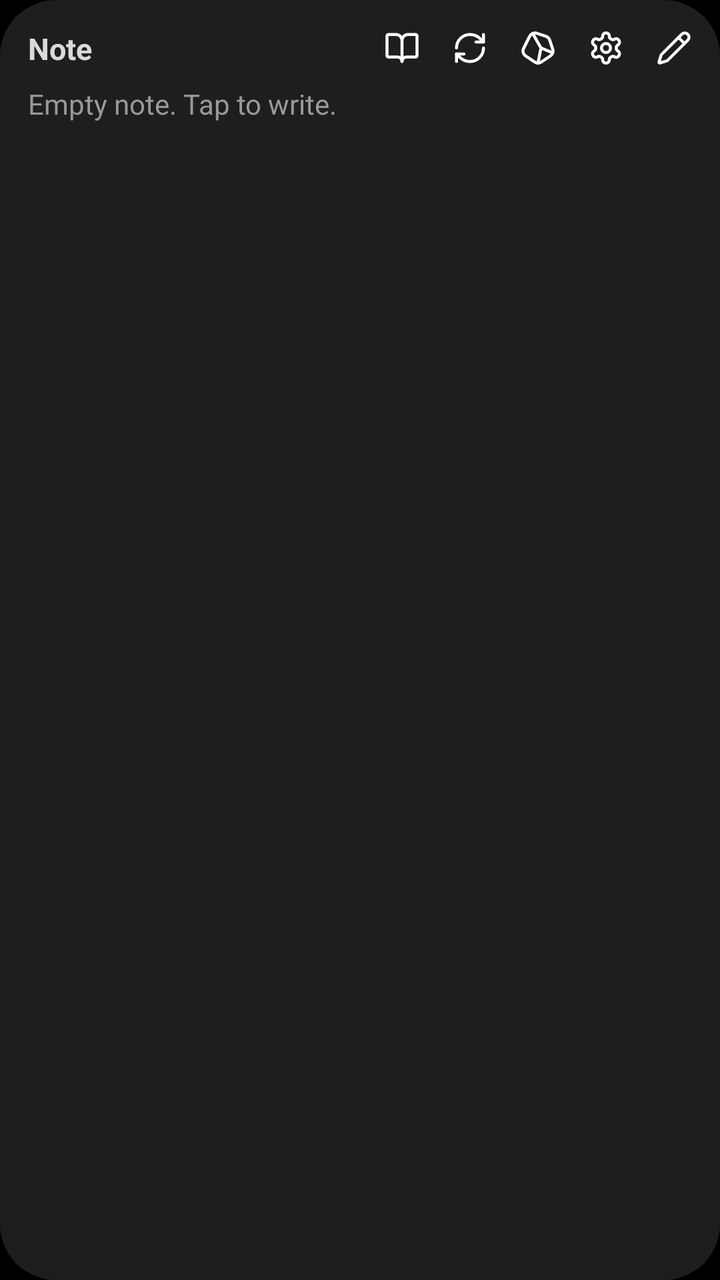
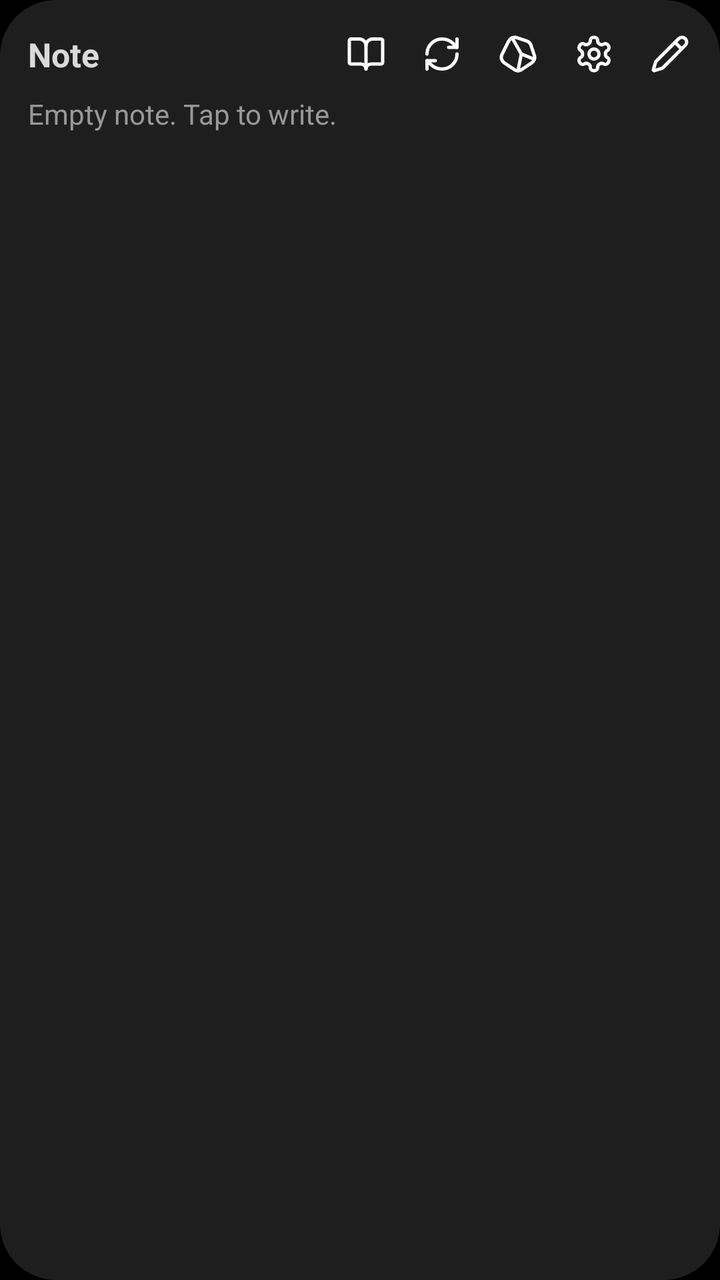

The first picture is an Android layout as it rendered before a commit; the second is the same layout after the commit. The layout source and the unified diff follow.
<!-- AndroidManifest.xml: application theme Theme.ObsidianWidget -->
<!-- res/layout/widget_note.xml -->
<?xml version="1.0" encoding="utf-8"?>
<FrameLayout xmlns:android="http://schemas.android.com/apk/res/android"
    android:id="@android:id/background"
    android:layout_width="match_parent"
    android:layout_height="match_parent">

    <ImageView
        android:id="@+id/bg"
        android:layout_width="match_parent"
        android:layout_height="match_parent"
        android:scaleType="fitXY"
        android:src="@drawable/widget_bg"
        android:tint="#FF1E1E1E"
        android:importantForAccessibility="no" />

    <LinearLayout
        android:layout_width="match_parent"
        android:layout_height="match_parent"
        android:orientation="vertical"
        android:paddingStart="14dp"
        android:paddingEnd="6dp"
        android:paddingTop="6dp"
        android:paddingBottom="10dp">

        <LinearLayout
            android:id="@+id/header"
            android:layout_width="match_parent"
            android:layout_height="wrap_content"
            android:gravity="center_vertical"
            android:orientation="horizontal">

            
            <ImageView
                android:id="@+id/title"
                android:layout_width="0dp"
                android:layout_height="wrap_content"
                android:layout_weight="1"
                android:visibility="gone"
                android:minHeight="34dp"
                android:scaleType="fitStart"
                android:paddingVertical="6dp" />

            
            <TextView
                android:id="@+id/title_text"
                android:layout_width="0dp"
                android:layout_height="wrap_content"
                android:layout_weight="1"
                android:ellipsize="end"
                android:singleLine="true"
                android:paddingVertical="8dp"
                android:text="@string/widget_title_placeholder"
                android:textColor="#FFDADADA"
                android:textSize="15sp"
                android:textStyle="bold" />

            <ImageView
                android:id="@+id/btn_read"
                android:layout_width="34dp"
                android:layout_height="34dp"
                android:padding="8dp"
                android:src="@drawable/ic_read"
                android:contentDescription="@string/reading_mode" />

            <ImageView
                android:id="@+id/btn_refresh"
                android:layout_width="34dp"
                android:layout_height="34dp"
                android:padding="8dp"
                android:src="@drawable/ic_refresh"
                android:contentDescription="@string/refresh" />

            
            <ProgressBar
                android:id="@+id/refresh_spin"
                android:layout_width="34dp"
                android:layout_height="34dp"
                android:padding="8dp"
                android:indeterminate="true"
                android:indeterminateDrawable="@drawable/refresh_spin"
                android:indeterminateDuration="900"
                android:visibility="gone" />

            <ImageView
                android:id="@+id/btn_open"
                android:layout_width="34dp"
                android:layout_height="34dp"
                android:padding="8dp"
                android:src="@drawable/ic_open"
                android:contentDescription="@string/open_in_obsidian" />

            <ImageView
                android:id="@+id/btn_settings"
                android:layout_width="34dp"
                android:layout_height="34dp"
                android:padding="8dp"
                android:src="@drawable/ic_settings"
                android:contentDescription="@string/settings" />

            <ImageView
                android:id="@+id/btn_edit"
                android:layout_width="34dp"
                android:layout_height="34dp"
                android:padding="8dp"
                android:src="@drawable/ic_edit"
                android:contentDescription="@string/edit" />
        </LinearLayout>

        <FrameLayout
            android:layout_width="match_parent"
            android:layout_height="0dp"
            android:layout_weight="1"
            android:paddingEnd="8dp">

            <ListView
                android:id="@+id/list"
                android:layout_width="match_parent"
                android:layout_height="match_parent"
                android:divider="@null"
                android:dividerHeight="0dp"
                android:listSelector="@android:color/transparent"
                android:scrollbars="none" />

            <TextView
                android:id="@+id/empty"
                android:layout_width="match_parent"
                android:layout_height="match_parent"
                android:gravity="top|start"
                android:text="@string/empty_note"
                android:textColor="#FF999999"
                android:textSize="14sp" />
        </FrameLayout>
    </LinearLayout>
</FrameLayout>
<!-- resources referenced by this layout -->
<resources>
  <!-- drawable ic_edit (drawable) -->
  <?xml version="1.0" encoding="utf-8"?>
  <vector xmlns:android="http://schemas.android.com/apk/res/android"
      android:width="24dp" android:height="24dp" android:viewportWidth="24" android:viewportHeight="24">
      <path
          android:pathData="M21.174 6.812a1 1 0 0 0-3.986-3.987L3.842 16.174a2 2 0 0 0-.5.83l-1.321 4.352a.5.5 0 0 0 .623.622l4.353-1.32a2 2 0 0 0 .83-.497z"
          android:strokeColor="#FFFFFFFF"
          android:strokeWidth="2"
          android:strokeLineCap="round"
          android:strokeLineJoin="round" />
      <path
          android:pathData="m15 5 4 4"
          android:strokeColor="#FFFFFFFF"
          android:strokeWidth="2"
          android:strokeLineCap="round"
          android:strokeLineJoin="round" />
  </vector>
  <!-- drawable ic_open (drawable) -->
  <?xml version="1.0" encoding="utf-8"?>
  <vector xmlns:android="http://schemas.android.com/apk/res/android"
      android:width="24dp" android:height="24dp" android:viewportWidth="24" android:viewportHeight="24">
      <path
          android:pathData="M11.264 2.205A4 4 0 0 0 6.42 4.211l-4 8a4 4 0 0 0 1.359 5.117l6 4a4 4 0 0 0 4.438 0l6-4a4 4 0 0 0 1.576-4.592l-2-6a4 4 0 0 0-2.53-2.53z"
          android:strokeColor="#FFFFFFFF"
          android:strokeWidth="2"
          android:strokeLineCap="round"
          android:strokeLineJoin="round" />
      <path
          android:pathData="M11.99 22 14 12l7.822 3.184"
          android:strokeColor="#FFFFFFFF"
          android:strokeWidth="2"
          android:strokeLineCap="round"
          android:strokeLineJoin="round" />
      <path
          android:pathData="M14 12 8.47 2.302"
          android:strokeColor="#FFFFFFFF"
          android:strokeWidth="2"
          android:strokeLineCap="round"
          android:strokeLineJoin="round" />
  </vector>
  <!-- drawable ic_read (drawable) -->
  <?xml version="1.0" encoding="utf-8"?>
  <vector xmlns:android="http://schemas.android.com/apk/res/android"
      android:width="24dp" android:height="24dp" android:viewportWidth="24" android:viewportHeight="24">
      <path
          android:pathData="M12 7v14"
          android:strokeColor="#FFFFFFFF"
          android:strokeWidth="2"
          android:strokeLineCap="round"
          android:strokeLineJoin="round" />
      <path
          android:pathData="M3 18a1 1 0 0 1 -1 -1V4a1 1 0 0 1 1 -1h5a4 4 0 0 1 4 4a4 4 0 0 1 4 -4h5a1 1 0 0 1 1 1v13a1 1 0 0 1 -1 1h-6a3 3 0 0 0 -3 3a3 3 0 0 0 -3 -3z"
          android:strokeColor="#FFFFFFFF"
          android:strokeWidth="2"
          android:strokeLineCap="round"
          android:strokeLineJoin="round" />
  </vector>
  <!-- drawable refresh_spin (drawable) -->
  <?xml version="1.0" encoding="utf-8"?>
  <rotate xmlns:android="http://schemas.android.com/apk/res/android"
      android:drawable="@drawable/ic_refresh"
      android:fromDegrees="0"
      android:toDegrees="360"
      android:pivotX="50%"
      android:pivotY="50%" />
  <!-- drawable widget_bg (drawable) -->
  <?xml version="1.0" encoding="utf-8"?>
  <shape xmlns:android="http://schemas.android.com/apk/res/android" android:shape="rectangle">
      <solid android:color="#FFFFFFFF" />
      <corners android:radius="@dimen/widget_radius" />
  </shape>
  <string name="edit">Edit note</string>
  <string name="empty_note">Empty note. Tap to write.</string>
  <string name="open_in_obsidian">Open in Obsidian</string>
  <string name="reading_mode">Reading mode</string>
  <string name="refresh">Refresh</string>
  <string name="settings">Widget settings</string>
  <string name="widget_title_placeholder">Note</string>
  <style name="Theme.ObsidianWidget" parent="android:Theme.Material.NoActionBar">
          <item name="android:windowBackground">@android:color/black</item>
      </style>
  <dimen name="widget_radius">20dp</dimen>
  <!-- unchanged entries left out for length: 2 -->
</resources>

<!-- the commit's change to res/layout/widget_note.xml (unified diff, before → after) -->
@@ -19,8 +19,8 @@
         android:orientation="vertical"
         android:paddingStart="14dp"
         android:paddingEnd="6dp"
-        android:paddingTop="6dp"
-        android:paddingBottom="10dp">
+        android:paddingTop="7dp"
+        android:paddingBottom="11dp">
 
         <LinearLayout
             android:id="@+id/header"
@@ -36,9 +36,9 @@
                 android:layout_height="wrap_content"
                 android:layout_weight="1"
                 android:visibility="gone"
-                android:minHeight="34dp"
+                android:minHeight="38dp"
                 android:scaleType="fitStart"
-                android:paddingVertical="6dp" />
+                android:paddingVertical="7dp" />
 
             
             <TextView
@@ -48,34 +48,34 @@
                 android:layout_weight="1"
                 android:ellipsize="end"
                 android:singleLine="true"
-                android:paddingVertical="8dp"
+                android:paddingVertical="9dp"
                 android:text="@string/widget_title_placeholder"
                 android:textColor="#FFDADADA"
-                android:textSize="15sp"
+                android:textSize="16.5sp"
                 android:textStyle="bold" />
 
             <ImageView
                 android:id="@+id/btn_read"
-                android:layout_width="34dp"
-                android:layout_height="34dp"
-                android:padding="8dp"
+                android:layout_width="38dp"
+                android:layout_height="38dp"
+                android:padding="9dp"
                 android:src="@drawable/ic_read"
                 android:contentDescription="@string/reading_mode" />
 
             <ImageView
                 android:id="@+id/btn_refresh"
-                android:layout_width="34dp"
-                android:layout_height="34dp"
-                android:padding="8dp"
+                android:layout_width="38dp"
+                android:layout_height="38dp"
+                android:padding="9dp"
                 android:src="@drawable/ic_refresh"
                 android:contentDescription="@string/refresh" />
 
             
             <ProgressBar
                 android:id="@+id/refresh_spin"
-                android:layout_width="34dp"
-                android:layout_height="34dp"
-                android:padding="8dp"
+                android:layout_width="38dp"
+                android:layout_height="38dp"
+                android:padding="9dp"
                 android:indeterminate="true"
                 android:indeterminateDrawable="@drawable/refresh_spin"
                 android:indeterminateDuration="900"
@@ -83,25 +83,25 @@
 
             <ImageView
                 android:id="@+id/btn_open"
-                android:layout_width="34dp"
-                android:layout_height="34dp"
-                android:padding="8dp"
+                android:layout_width="38dp"
+                android:layout_height="38dp"
+                android:padding="9dp"
                 android:src="@drawable/ic_open"
                 android:contentDescription="@string/open_in_obsidian" />
 
             <ImageView
                 android:id="@+id/btn_settings"
-                android:layout_width="34dp"
-                android:layout_height="34dp"
-                android:padding="8dp"
+                android:layout_width="38dp"
+                android:layout_height="38dp"
+                android:padding="9dp"
                 android:src="@drawable/ic_settings"
                 android:contentDescription="@string/settings" />
 
             <ImageView
                 android:id="@+id/btn_edit"
-                android:layout_width="34dp"
-                android:layout_height="34dp"
-                android:padding="8dp"
+                android:layout_width="38dp"
+                android:layout_height="38dp"
+                android:padding="9dp"
                 android:src="@drawable/ic_edit"
                 android:contentDescription="@string/edit" />
         </LinearLayout>
